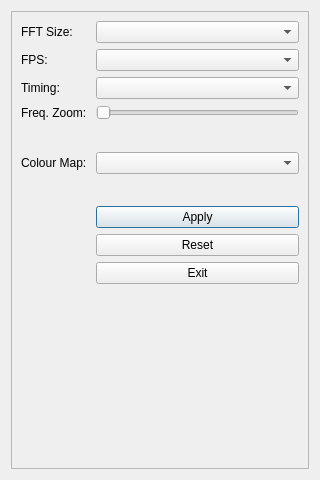
Above: src/ui/spectrodialog.ui from GekkoFyre/small-world-deluxe before the change. Below: the same form after it.
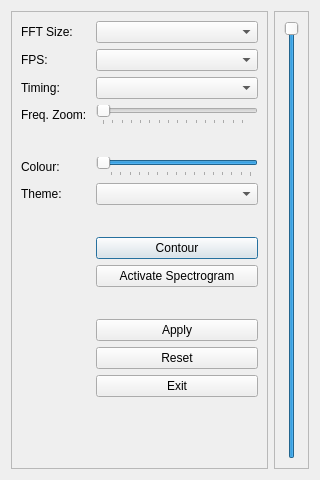
That is the form after the change.

Patch:
```diff
--- a/src/ui/spectrodialog.ui
+++ b/src/ui/spectrodialog.ui
@@ -19,9 +19,9 @@
   <property name="windowTitle">
    <string>Spectrographical Controls</string>
   </property>
-  <layout class="QVBoxLayout" name="verticalLayout">
+  <layout class="QHBoxLayout" name="horizontalLayout">
    <item>
-    <widget class="QFrame" name="frame">
+    <widget class="QFrame" name="frame_spectro_controls">
      <property name="frameShape">
       <enum>QFrame::StyledPanel</enum>
      </property>
@@ -68,9 +68,24 @@
       </item>
       <item row="3" column="1">
        <widget class="QSlider" name="horizontalSlider_freq_zoom">
+        <property name="maximum">
+         <number>254</number>
+        </property>
+        <property name="pageStep">
+         <number>8</number>
+        </property>
+        <property name="value">
+         <number>0</number>
+        </property>
         <property name="orientation">
          <enum>Qt::Horizontal</enum>
         </property>
+        <property name="tickPosition">
+         <enum>QSlider::TicksBelow</enum>
+        </property>
+        <property name="tickInterval">
+         <number>16</number>
+        </property>
        </widget>
       </item>
       <item row="4" column="0">
@@ -102,14 +117,112 @@
       <item row="5" column="0">
        <widget class="QLabel" name="label_colour_map">
         <property name="text">
-         <string>Colour Map: </string>
+         <string>Colour: </string>
         </property>
        </widget>
       </item>
       <item row="5" column="1">
-       <widget class="QComboBox" name="comboBox_colour_map"/>
+       <widget class="QSlider" name="horizontalSlider_control_colour">
+        <property name="toolTip">
+         <string>Control the colour values of the spectrogram.</string>
+        </property>
+        <property name="maximum">
+         <number>254</number>
+        </property>
+        <property name="pageStep">
+         <number>8</number>
+        </property>
+        <property name="value">
+         <number>254</number>
+        </property>
+        <property name="orientation">
+         <enum>Qt::Horizontal</enum>
+        </property>
+        <property name="invertedAppearance">
+         <bool>true</bool>
+        </property>
+        <property name="tickPosition">
+         <enum>QSlider::TicksBelow</enum>
+        </property>
+        <property name="tickInterval">
+         <number>16</number>
+        </property>
+       </widget>
       </item>
       <item row="6" column="0">
+       <widget class="QLabel" name="label_ui_theme">
+        <property name="text">
+         <string>Theme: </string>
+        </property>
+       </widget>
+      </item>
+      <item row="7" column="0">
+       <spacer name="horizontalSpacer_10">
+        <property name="orientation">
+         <enum>Qt::Horizontal</enum>
+        </property>
+        <property name="sizeHint" stdset="0">
+         <size>
+          <width>40</width>
+          <height>20</height>
+         </size>
+        </property>
+       </spacer>
+      </item>
+      <item row="7" column="1">
+       <spacer name="horizontalSpacer_9">
+        <property name="orientation">
+         <enum>Qt::Horizontal</enum>
+        </property>
+        <property name="sizeHint" stdset="0">
+         <size>
+          <width>40</width>
+          <height>20</height>
+         </size>
+        </property>
+       </spacer>
+      </item>
+      <item row="8" column="0">
+       <spacer name="horizontalSpacer_8">
+        <property name="orientation">
+         <enum>Qt::Horizontal</enum>
+        </property>
+        <property name="sizeHint" stdset="0">
+         <size>
+          <width>40</width>
+          <height>20</height>
+         </size>
+        </property>
+       </spacer>
+      </item>
+      <item row="8" column="1">
+       <widget class="QPushButton" name="pushButton_contour">
+        <property name="text">
+         <string>Contour</string>
+        </property>
+       </widget>
+      </item>
+      <item row="9" column="0">
+       <spacer name="horizontalSpacer_11">
+        <property name="orientation">
+         <enum>Qt::Horizontal</enum>
+        </property>
+        <property name="sizeHint" stdset="0">
+         <size>
+          <width>40</width>
+          <height>20</height>
+         </size>
+        </property>
+       </spacer>
+      </item>
+      <item row="9" column="1">
+       <widget class="QPushButton" name="pushButton_activate_spectro">
+        <property name="text">
+         <string>Activate Spectrogram</string>
+        </property>
+       </widget>
+      </item>
+      <item row="10" column="0">
        <spacer name="horizontalSpacer_3">
         <property name="orientation">
          <enum>Qt::Horizontal</enum>
@@ -122,7 +235,7 @@
         </property>
        </spacer>
       </item>
-      <item row="6" column="1">
+      <item row="10" column="1">
        <spacer name="horizontalSpacer_4">
         <property name="orientation">
          <enum>Qt::Horizontal</enum>
@@ -135,65 +248,106 @@
         </property>
        </spacer>
       </item>
-      <item row="7" column="1">
+      <item row="11" column="0">
+       <spacer name="horizontalSpacer_5">
+        <property name="orientation">
+         <enum>Qt::Horizontal</enum>
+        </property>
+        <property name="sizeHint" stdset="0">
+         <size>
+          <width>40</width>
+          <height>20</height>
+         </size>
+        </property>
+       </spacer>
+      </item>
+      <item row="11" column="1">
        <widget class="QPushButton" name="pushButton_apply">
         <property name="text">
          <string>Apply</string>
         </property>
        </widget>
       </item>
-      <item row="8" column="1">
+      <item row="12" column="0">
+       <spacer name="horizontalSpacer_6">
+        <property name="orientation">
+         <enum>Qt::Horizontal</enum>
+        </property>
+        <property name="sizeHint" stdset="0">
+         <size>
+          <width>40</width>
+          <height>20</height>
+         </size>
+        </property>
+       </spacer>
+      </item>
+      <item row="12" column="1">
        <widget class="QPushButton" name="pushButton_reset">
         <property name="text">
          <string>Reset</string>
         </property>
        </widget>
       </item>
-      <item row="9" column="1">
+      <item row="13" column="0">
+       <spacer name="horizontalSpacer_7">
+        <property name="orientation">
+         <enum>Qt::Horizontal</enum>
+        </property>
+        <property name="sizeHint" stdset="0">
+         <size>
+          <width>40</width>
+          <height>20</height>
+         </size>
+        </property>
+       </spacer>
+      </item>
+      <item row="13" column="1">
        <widget class="QPushButton" name="pushButton_exit">
         <property name="text">
          <string>Exit</string>
         </property>
        </widget>
       </item>
-      <item row="7" column="0">
-       <spacer name="horizontalSpacer_5">
-        <property name="orientation">
-         <enum>Qt::Horizontal</enum>
+      <item row="6" column="1">
+       <widget class="QComboBox" name="comboBox_ui_theme">
+        <property name="toolTip">
+         <string>Change the 'theme' of the spectrograph.</string>
         </property>
-        <property name="sizeHint" stdset="0">
-         <size>
-          <width>40</width>
-          <height>20</height>
-         </size>
-        </property>
-       </spacer>
+       </widget>
       </item>
-      <item row="8" column="0">
-       <spacer name="horizontalSpacer_6">
-        <property name="orientation">
-         <enum>Qt::Horizontal</enum>
+     </layout>
+    </widget>
+   </item>
+   <item>
+    <widget class="QFrame" name="frame_spectro_sliders">
+     <property name="frameShape">
+      <enum>QFrame::StyledPanel</enum>
+     </property>
+     <property name="frameShadow">
+      <enum>QFrame::Raised</enum>
+     </property>
+     <layout class="QVBoxLayout" name="verticalLayout">
+      <item>
+       <widget class="QSlider" name="verticalSlider_control_alpha">
+        <property name="toolTip">
+         <string>Control the colour values of the spectrogram.</string>
         </property>
-        <property name="sizeHint" stdset="0">
-         <size>
-          <width>40</width>
-          <height>20</height>
-         </size>
+        <property name="maximum">
+         <number>254</number>
         </property>
-       </spacer>
-      </item>
-      <item row="9" column="0">
-       <spacer name="horizontalSpacer_7">
+        <property name="pageStep">
+         <number>8</number>
+        </property>
+        <property name="value">
+         <number>254</number>
+        </property>
         <property name="orientation">
-         <enum>Qt::Horizontal</enum>
+         <enum>Qt::Vertical</enum>
         </property>
-        <property name="sizeHint" stdset="0">
-         <size>
-          <width>40</width>
-          <height>20</height>
-         </size>
+        <property name="tickInterval">
+         <number>16</number>
         </property>
-       </spacer>
+       </widget>
       </item>
      </layout>
     </widget>
```
Left out of the diff: 2 changed lines with no effect on the pictures.
